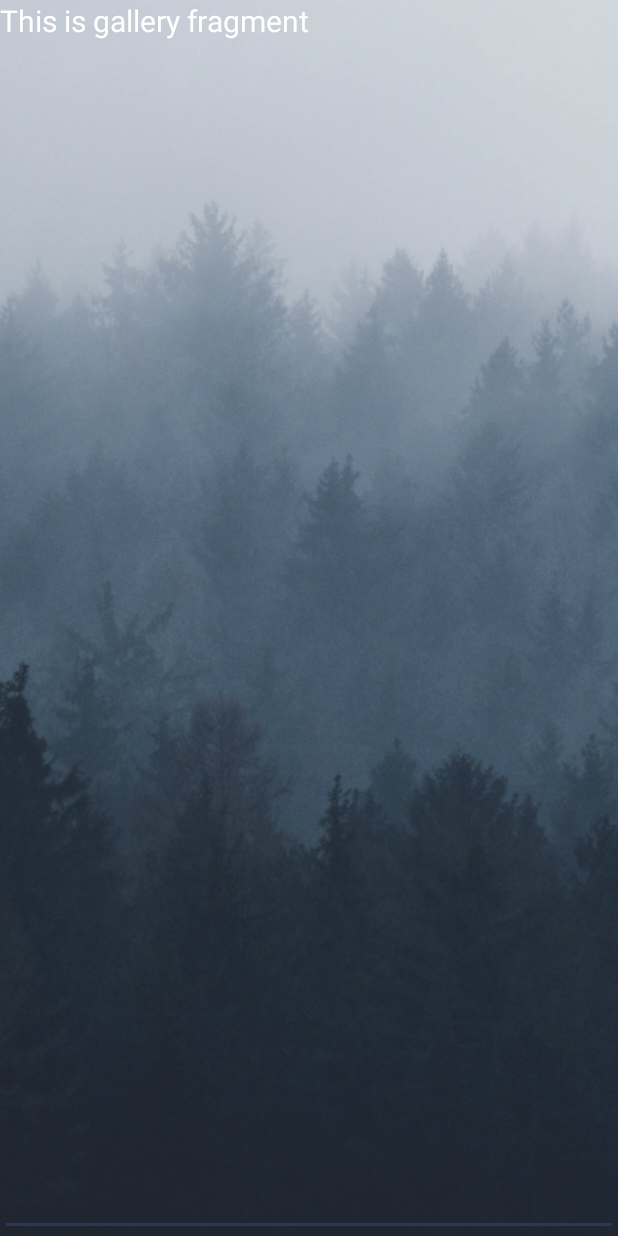
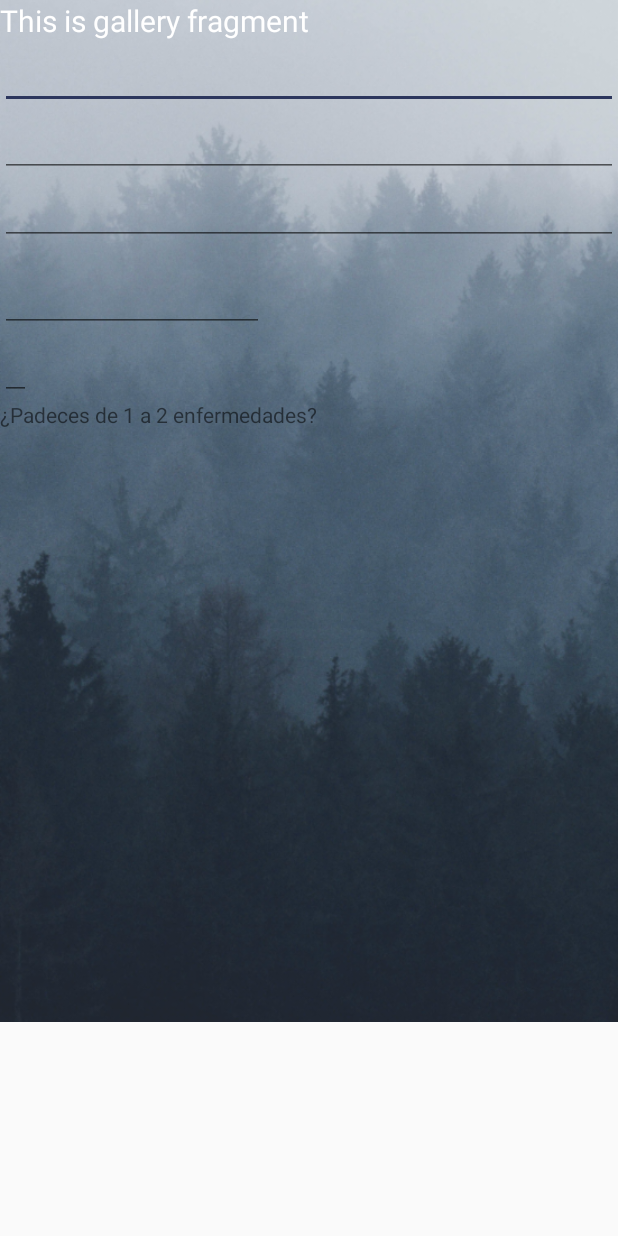
Before and after one commit to FACER-Software/e-Fortless_Shopingv0.0, an Android app: the fragment GalleryFragment shown on its own in the app's theme, on a phone screen of 412 x 824 dp. Run offline under Robolectric (Android 15) with nearby library versions, the phone set to English and light mode, and no system bars.

Commit message:
Update fragment_gallery.xml

```diff
--- a/app/src/main/res/layout/fragment_gallery.xml
+++ b/app/src/main/res/layout/fragment_gallery.xml
@@ -1,16 +1,22 @@
 <?xml version="1.0" encoding="utf-8"?>
-<RelativeLayout xmlns:android="http://schemas.android.com/apk/res/android"
-    xmlns:app="http://schemas.android.com/apk/res-auto"
-    android:layout_width="match_parent"
-    android:layout_height="match_parent"
-    xmlns:tools="http://schemas.android.com/tools"
-    android:orientation="vertical"
-    tools:context=".formulario">
+<ScrollView
+    xmlns:android="http://schemas.android.com/apk/res/android"
+    android:layout_width="fill_parent"
+    android:layout_height="fill_parent">
+
+
+    <RelativeLayout xmlns:android="http://schemas.android.com/apk/res/android"
+        xmlns:tools="http://schemas.android.com/tools"
+        android:layout_width="match_parent"
+        android:layout_height="match_parent"
+        tools:context=".formulario">
+
     <ImageView
         android:layout_width="match_parent"
         android:layout_height="match_parent"
         android:scaleType="centerCrop"
         android:src="@drawable/fondo_res" />
+
     <LinearLayout
         android:layout_width="match_parent"
         android:layout_height="match_parent"
@@ -22,23 +28,26 @@
             android:layout_height="wrap_content"
             android:text="Por favor completa el siguiente formulario para mejorar tu experiencia en la aplicacion"
             android:textColor="#FFF"
-            android:textSize="20sp" />
+            android:textSize="20dp" />
 
         <EditText
             android:layout_width="match_parent"
             android:layout_height="match_parent"
             android:id="@+id/altura"
             android:inputType="numberDecimal"/>
+
         <EditText
             android:layout_width="match_parent"
             android:layout_height="match_parent"
             android:id="@+id/peso"
             android:inputType="numberDecimal"/>
+
         <EditText
             android:layout_width="match_parent"
             android:layout_height="match_parent"
             android:id="@+id/talla"
             android:inputType="text"/>
+
         <Spinner
             android:layout_width="match_parent"
             android:layout_height="wrap_content"
@@ -51,19 +60,23 @@
             android:layout_height="34dp"
             android:autofillHints=""
             android:inputType="numberDecimal" />
+
         <EditText
             android:layout_width="wrap_content"
             android:layout_height="wrap_content"
             android:id="@+id/azucares"
             android:inputType="numberDecimal"/>
+
         <TextView
             android:layout_width="wrap_content"
             android:layout_height="wrap_content"
             android:text="¿Padeces de 1 a 2 enfermedades?" />
+
         <LinearLayout
             android:layout_width="wrap_content"
             android:layout_height="wrap_content"
             android:visibility="invisible">
+
         <Spinner
             android:layout_width="wrap_content"
             android:layout_height="wrap_content"
@@ -72,3 +85,4 @@
     </LinearLayout>
 
 </RelativeLayout>
+</ScrollView>
```
